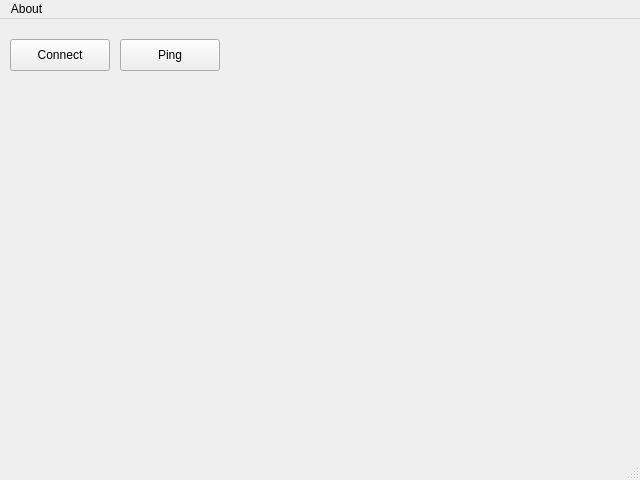
First picture: the form in utils/DAQTools/layout.ui, repository gbox3d/fireBolt, before the edit.
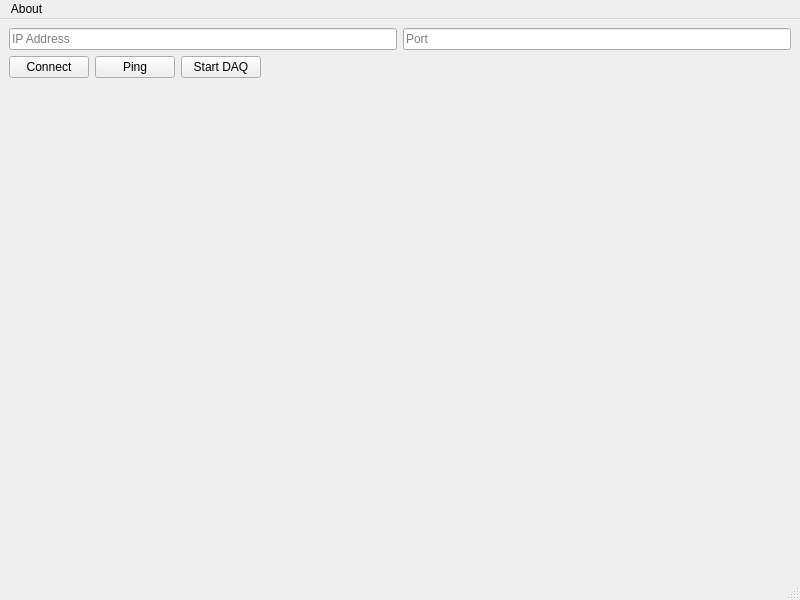
Second picture: the form after the edit.

```diff
--- a/utils/DAQTools/layout.ui
+++ b/utils/DAQTools/layout.ui
@@ -6,48 +6,90 @@
    <rect>
     <x>0</x>
     <y>0</y>
-    <width>640</width>
-    <height>480</height>
+    <width>800</width>
+    <height>600</height>
    </rect>
   </property>
   <property name="windowTitle">
    <string>MainWindow</string>
   </property>
   <widget class="QWidget" name="centralwidget">
-   <widget class="QPushButton" name="btnConnect">
-    <property name="geometry">
-     <rect>
-      <x>10</x>
-      <y>20</y>
-      <width>100</width>
-      <height>32</height>
-     </rect>
-    </property>
-    <property name="text">
-     <string>Connect</string>
-    </property>
-   </widget>
-   <widget class="QPushButton" name="btnPing">
-    <property name="geometry">
-     <rect>
-      <x>120</x>
-      <y>20</y>
-      <width>100</width>
-      <height>32</height>
-     </rect>
-    </property>
-    <property name="text">
-     <string>Ping</string>
-    </property>
-   </widget>
+   <layout class="QVBoxLayout" name="verticalLayout">
+    <item>
+     <layout class="QHBoxLayout" name="horizontalLayout">
+      <item>
+       <widget class="QLineEdit" name="lineEdit_IP">
+        <property name="placeholderText">
+         <string>IP Address</string>
+        </property>
+       </widget>
+      </item>
+      <item>
+       <widget class="QLineEdit" name="lineEdit_Port">
+        <property name="placeholderText">
+         <string>Port</string>
+        </property>
+       </widget>
+      </item>
+     </layout>
+    </item>
+    <item>
+     <layout class="QHBoxLayout" name="horizontalLayout_2">
+      <item>
+       <widget class="QPushButton" name="btnConnect">
+        <property name="text">
+         <string>Connect</string>
+        </property>
+       </widget>
+      </item>
+      <item>
+       <widget class="QPushButton" name="btnPing">
+        <property name="text">
+         <string>Ping</string>
+        </property>
+       </widget>
+      </item>
+      <item>
+       <widget class="QPushButton" name="btn_startDAQ">
+        <property name="text">
+         <string>Start DAQ</string>
+        </property>
+       </widget>
+      </item>
+      <item>
+       <spacer name="horizontalSpacer">
+        <property name="orientation">
+         <enum>Qt::Horizontal</enum>
+        </property>
+        <property name="sizeHint" stdset="0">
+         <size>
+          <width>40</width>
+          <height>20</height>
+         </size>
+        </property>
+       </spacer>
+      </item>
+     </layout>
+    </item>
+    <item>
+     <widget class="QWidget" name="graphContainer" native="true">
+      <property name="sizePolicy">
+       <sizepolicy hsizetype="Expanding" vsizetype="Expanding">
+        <horstretch>0</horstretch>
+        <verstretch>0</verstretch>
+       </sizepolicy>
+      </property>
+     </widget>
+    </item>
+   </layout>
   </widget>
   <widget class="QMenuBar" name="menubar">
    <property name="geometry">
     <rect>
      <x>0</x>
      <y>0</y>
-     <width>640</width>
-     <height>43</height>
+     <width>800</width>
+     <height>22</height>
     </rect>
    </property>
    <widget class="QMenu" name="menuAbout">
```
